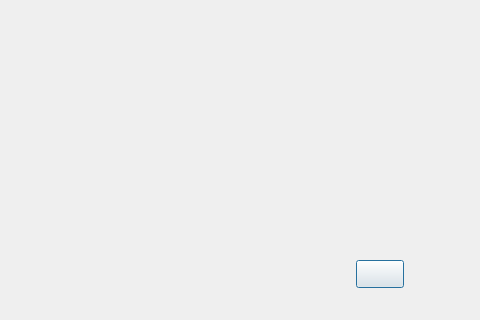
Before: the Qt Designer form findlook.ui in wushengjun85/jy10_01, drawn with Qt 5; both pictures show x 544 to 1024 and y 280 to 600 of the 1024 by 600 pixel window.
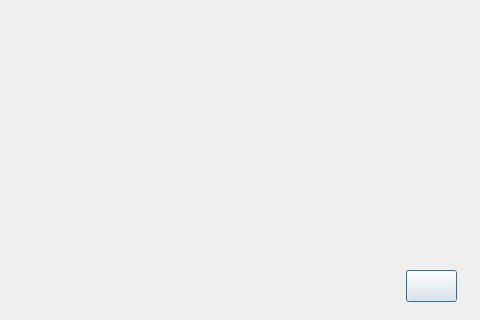
After: the same form once the commit is applied. Icons and pictures are not drawn.

Patch:
```diff
--- a/findlook.ui
+++ b/findlook.ui
@@ -16,10 +16,10 @@
   <widget class="QPushButton" name="pushButton">
    <property name="geometry">
     <rect>
-     <x>900</x>
-     <y>540</y>
-     <width>48</width>
-     <height>28</height>
+     <x>950</x>
+     <y>550</y>
+     <width>51</width>
+     <height>32</height>
     </rect>
    </property>
    <property name="styleSheet">
```
